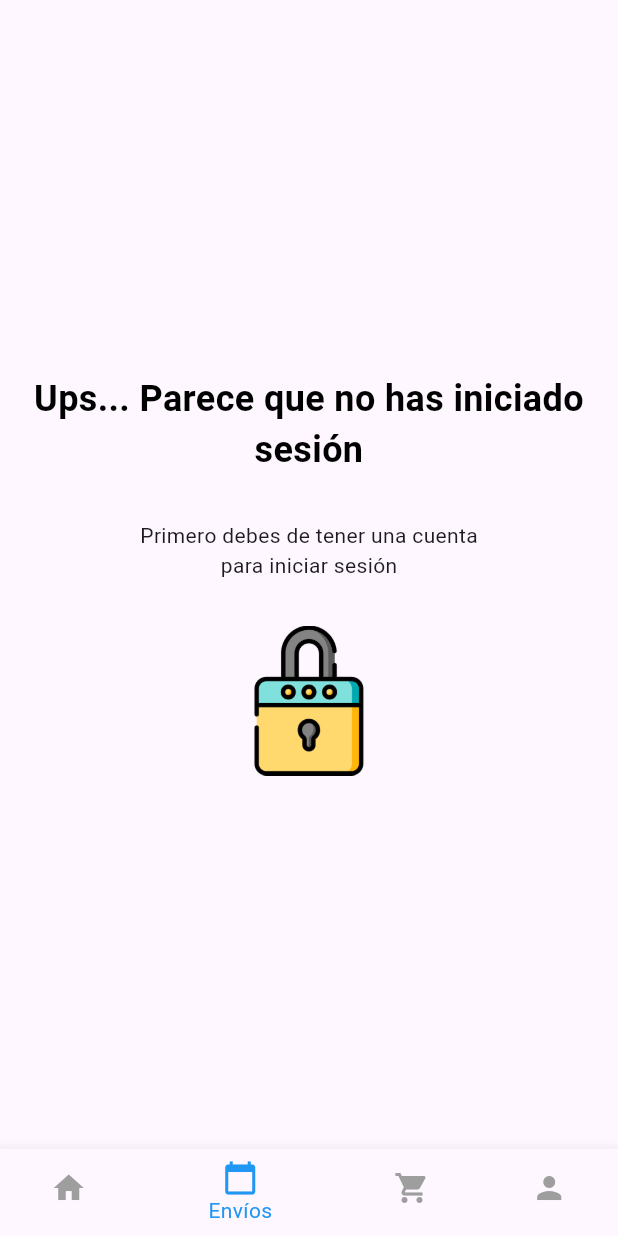
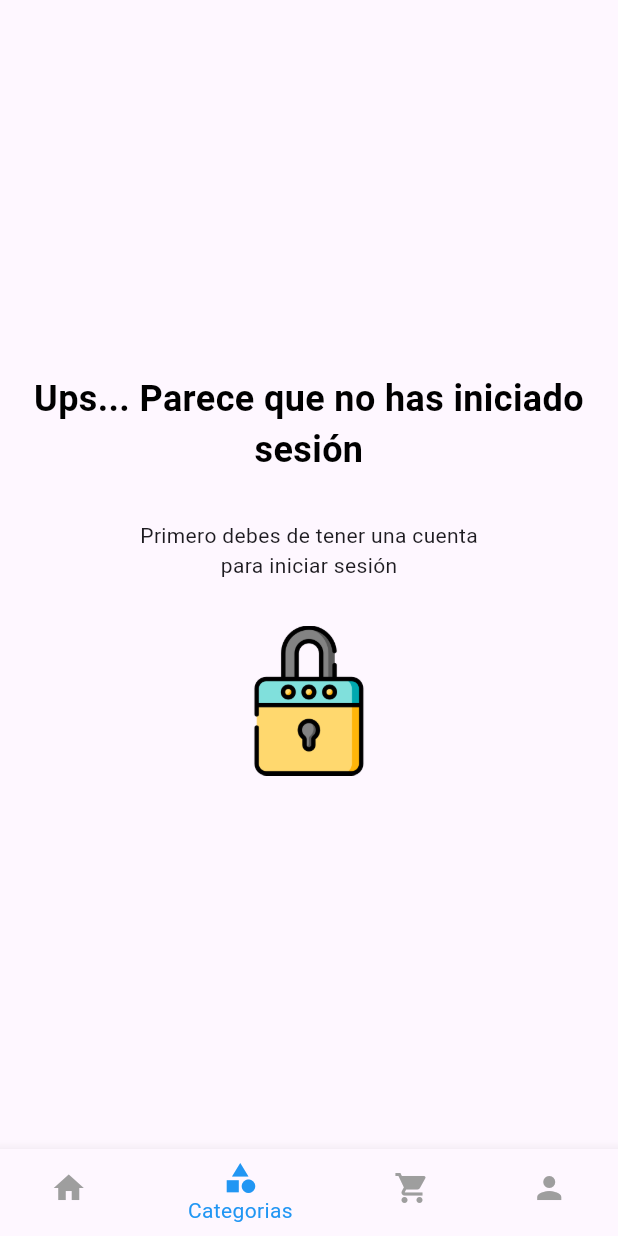
Before and after one commit to samuelgonga/crochetifyMovil, a Flutter app: the screen it shows after launch, item 2 of the bottom bar chosen, on a phone screen of 412 x 824 dp. Run offline on Flutter 3.47's test engine with Material 3 defaults, Android fonts, the phone set to English and light mode, and no system bars; our stand-ins replace carousel_slider, flutter_rating_bar, image_picker, shared_preferences; missing offline and left inert: flutter_stripe; accounts and stored records are empty; network calls fail.

Commit message:
cambios de categorias del perfil a la navegacion

```diff
--- a/lib/services/category_service.dart
+++ b/lib/services/category_service.dart
@@ -3,7 +3,7 @@ import 'package:http/http.dart' as http;
 import '../models/category.dart';
 
 class CategoryService {
-  final String baseUrl = "http://192.168.0.200:8080/api/crochetify";
+  final String baseUrl = "http://192.168.106.68:8080/api/crochetify";
 
   Future<List<Category>> fetchCategories() async {
     try {
--- a/lib/services/register_service.dart
+++ b/lib/services/register_service.dart
@@ -4,7 +4,7 @@ import 'package:http/http.dart' as http;
 
 class RegisterService {
   static const _tokenKey = 'user_token';
-  final String baseUrl = 'http://192.168.0.200:8080/api/crochetify';
+  final String baseUrl = 'http://192.168.106.68:8080/api/crochetify';
 
   Future<void> registerUser(String name, String email, String password) async {
     final url = Uri.parse('$baseUrl/users');
--- a/lib/services/session_service.dart
+++ b/lib/services/session_service.dart
@@ -7,7 +7,7 @@ class AuthService {
   static const _tokenKey = 'user_token';
 
   Future<Session?> login(String email, String password) async {
-    final url = Uri.parse('http://192.168.0.200:8080/api/crochetify/login');
+    final url = Uri.parse('http://192.168.106.68:8080/api/crochetify/login');
     final response = await http.post(
       url,
       headers: {'Content-Type': 'application/json'},
--- a/lib/views/profile/category_view.dart
+++ b/lib/views/category/category_view.dart
@@ -1,7 +1,7 @@
 import 'package:flutter/material.dart';
 import 'package:crochetify_movil/services/category_service.dart'; // El servicio que creamos
 import 'package:crochetify_movil/models/category.dart'; // Tu modelo de datos
-import 'package:crochetify_movil/views/profile/category_product_view.dart';
+import 'package:crochetify_movil/views/category/category_product_view.dart';
 
 class CategoryScreen extends StatefulWidget {
   @override
--- a/lib/views/profile/profile_view.dart
+++ b/lib/views/profile/profile_view.dart
@@ -4,7 +4,7 @@ import 'package:crochetify_movil/widget/navigation/bottom_navigation.dart';
 import 'package:crochetify_movil/viewmodels/session_viewmodel.dart';
 import 'package:flutter/material.dart';
 import 'about_us_view.dart';
-import 'category_view.dart';
+import '../category/category_view.dart';
 import 'orders_view.dart';
 import 'help_view.dart';
 import 'package:crochetify_movil/views/login/login_view.dart';
@@ -72,7 +72,6 @@ class ProfileScreen extends StatelessWidget {
               padding: EdgeInsets.symmetric(horizontal: 16),
               children: [
                 _buildProfileOption(context, 'Mis Pedidos', PedidosScreen()),
-                _buildProfileOption(context, 'Categorías', CategoryScreen()),
                 _buildProfileOption(
                     context, 'Acerca de Nosotros', AcercaScreen()),
                 _buildProfileOption(context, 'Ayuda', AyudaScreen()),
--- a/lib/widget/navigation/bottom_navigation.dart
+++ b/lib/widget/navigation/bottom_navigation.dart
@@ -1,3 +1,4 @@
+import 'package:crochetify_movil/views/category/category_view.dart';
 import 'package:flutter/material.dart';
 import 'package:provider/provider.dart';
 import 'package:crochetify_movil/views/profile/profile_view.dart';
@@ -7,6 +8,8 @@ import 'package:crochetify_movil/views/cart/cart_view.dart';
 import 'package:crochetify_movil/views/login/login_view.dart';
 import 'package:crochetify_movil/viewmodels/session_viewmodel.dart';
 import 'package:crochetify_movil/widget/home/noLoging.dart';
+import 'package:crochetify_movil/views/category/category_product_view.dart';
+import 'package:crochetify_movil/views/category/category_view.dart';
 
 class HomeScreen extends StatefulWidget {
   @override
@@ -19,7 +22,8 @@ class _HomeScreenState extends State<HomeScreen> {
   // Vistas para usuarios autenticados
   final List<Widget> _viewsLogin = [
     const ProductList(), // Página de productos
-    const ViewOrders(), // Página de pedidos/entregas
+    CategoryScreen(),
+    CategoryProductView(),
     CartView(), // Página del carrito
     ProfileScreen(), // Página del perfil
   ];
@@ -55,7 +59,7 @@ class _HomeScreenState extends State<HomeScreen> {
             items: const [
               BottomNavigationBarItem(icon: Icon(Icons.home), label: 'Inicio'),
               BottomNavigationBarItem(
-                  icon: Icon(Icons.calendar_today), label: 'Envíos'),
+                  icon: Icon(Icons.category), label: 'Categorias'),
               BottomNavigationBarItem(
                   icon: Icon(Icons.shopping_cart), label: 'Carrito'),
               BottomNavigationBarItem(
```
Also changed, not shown: lib/views/category/category_product_view.dart (renamed from lib/views/profile/category_product_view.dart).
